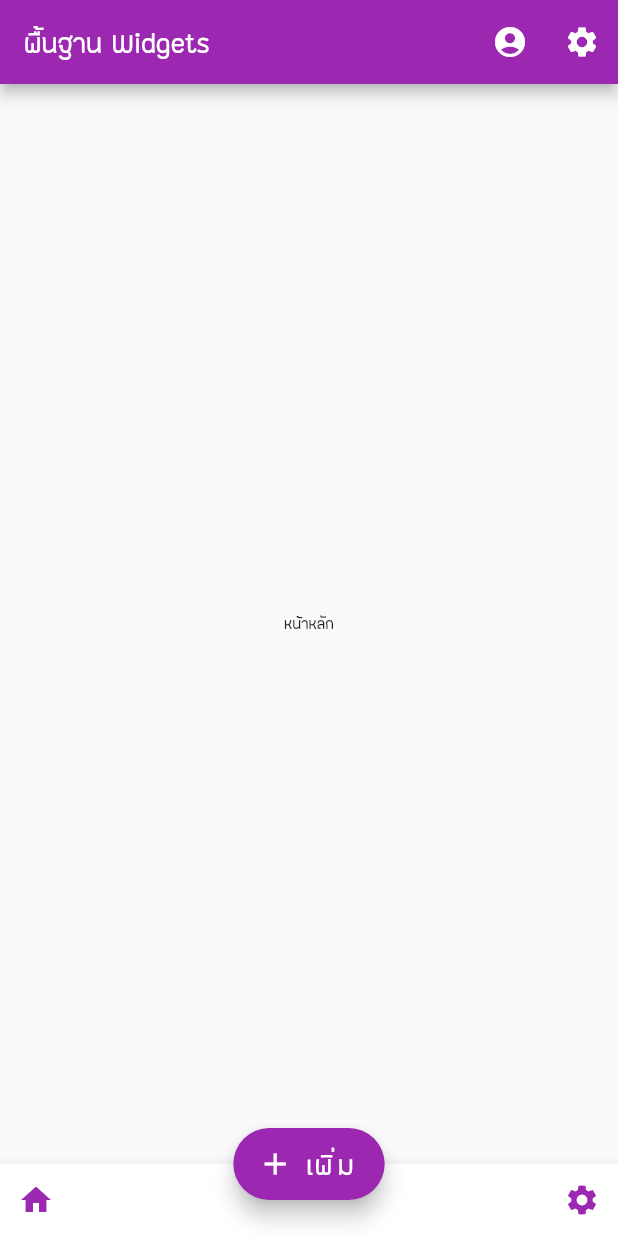
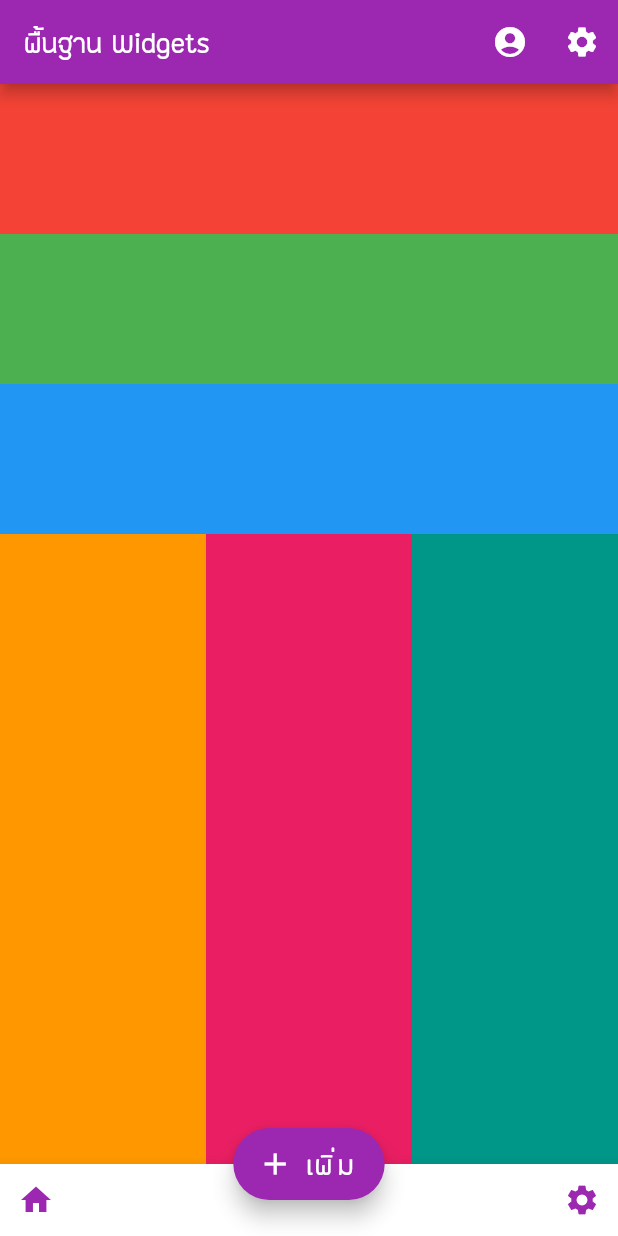
Before and after one commit to siteslave/flutter_basic_03, a Flutter app: the screen it shows after launch, on a phone screen of 412 x 824 dp. Run offline on Flutter 3.47's test engine with Material 2 defaults, Android fonts, the phone set to English and light mode, and no system bars.

Commit message:
add layout

```diff
--- a/lib/main.dart
+++ b/lib/main.dart
@@ -125,9 +125,44 @@ class _BasicWidgetsState extends State<BasicWidgets> {
 class HomePage extends StatelessWidget {
   @override
   Widget build(BuildContext context) {
-    return Center(
-      child: Text('หน้าหลัก'),
+    Row rowWidget = Row(
+      children: <Widget>[
+        Expanded(
+            child: Container(
+          color: Colors.orange,
+        )),
+        Expanded(
+            child: Container(
+          color: Colors.pink,
+        )),
+        Expanded(
+            child: Container(
+          color: Colors.teal,
+        )),
+      ],
     );
+
+    Column columnWidget = Column(
+      children: <Widget>[
+        Container(
+          color: Colors.red,
+          height: 100.0,
+        ),
+        Container(
+          color: Colors.green,
+          height: 100.0,
+        ),
+        Container(
+          color: Colors.blue,
+          height: 100.0,
+        ),
+        Expanded(
+          child: rowWidget,
+        )
+      ],
+    );
+
+    return columnWidget;
   }
 }
 
```
